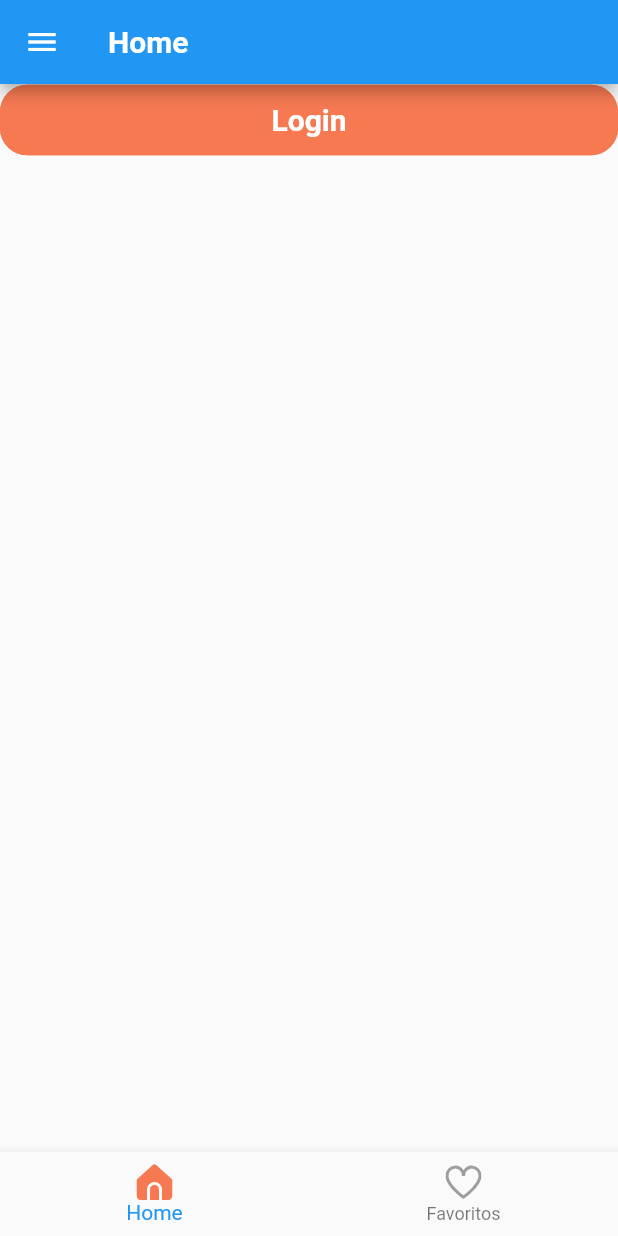
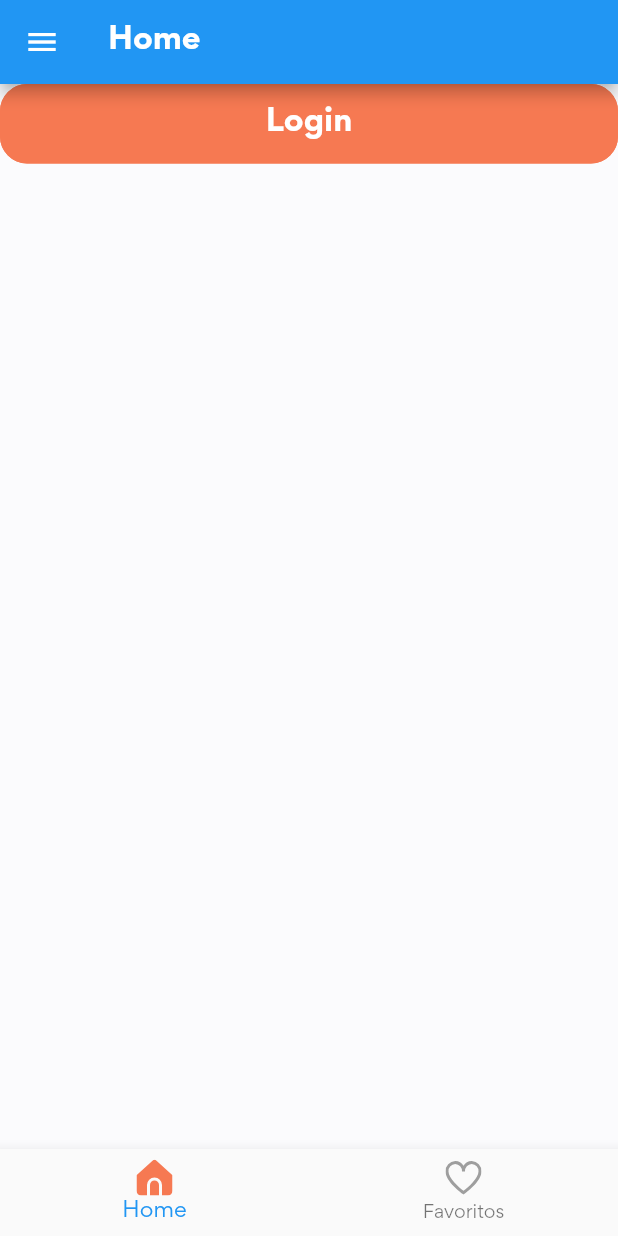
Before and after one commit to stivengm/ShopApp, a Flutter app: the screen it shows after launch, on a phone screen of 412 x 824 dp. Run offline on Flutter 3.47's test engine with Material 2 defaults, Android fonts, the phone set to English and light mode, and no system bars; drawn by our look-alikes of flutter_zoom_drawer; our stand-ins replace bloc, flutter_bloc, flutter_svg.

Commit message:
Fuentes de textos.

```diff
--- a/lib/gui/views/cart_view/cart_view.dart
+++ b/lib/gui/views/cart_view/cart_view.dart
@@ -9,7 +9,7 @@ class CartView extends StatelessWidget {
   Widget build(BuildContext context) {
     return Scaffold(
       appBar: AppBar(
-        title: const TextApp(text: 'Cart'),
+        title: Text('Carrito de compras', style: Theme.of(context).textTheme.headline5),
         leading: IconButton(
           icon: const Icon(
             Icons.menu
--- a/lib/main.dart
+++ b/lib/main.dart
@@ -1,5 +1,6 @@
 import 'package:flutter/material.dart';
 import 'package:flutter_bloc/flutter_bloc.dart';
+import 'package:shop_app/constants.dart';
 import 'package:shop_app/core/paths/app_paths.dart';
 import 'package:shop_app/core/providers/bloc_providers.dart';
 
@@ -21,8 +22,14 @@ class MyApp extends StatelessWidget {
   MaterialApp _materialApp() => MaterialApp(
     title: 'Flutter Demo',
     theme: ThemeData(
+      scaffoldBackgroundColor: bgColor,
       primarySwatch: Colors.blue,
+      fontFamily: "Gordita",
+      textTheme: const TextTheme(
+        bodyText2: TextStyle(color: Colors.black54),
+      ),
     ),
+
     debugShowCheckedModeBanner: false,
     routes: routesApp(),
     initialRoute: 'home',
```
Also changed, not shown: pubspec.yaml (+10 -0 lines), assets/fonts/Gordita_Bold.otf (added), assets/fonts/Gordita_Light.otf (added), assets/fonts/Gordita_Medium.otf (added), assets/fonts/Gordita_Regular.otf (added), assets/fonts/Gordita_Thin.otf (added).
